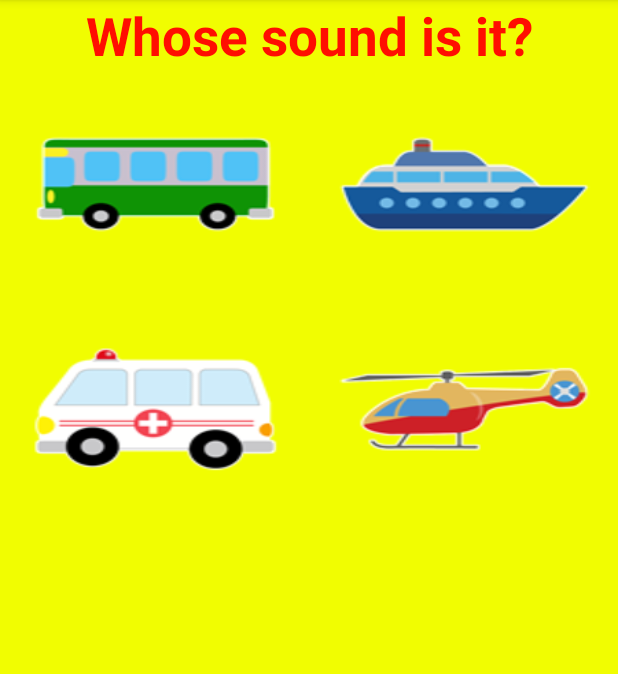
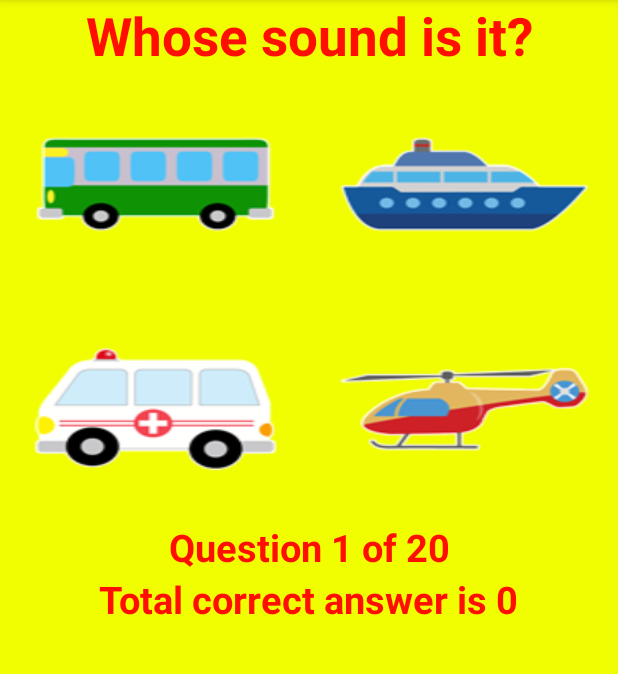
Before and after one commit to Bananio/SoundsOfNature, an Android app: the QuizActivity screen opened directly, with no data from a screen before it, on a phone screen of 412 x 824 dp, the part 84-758 px from its top. Run offline under Robolectric (Android 15) with nearby library versions, the phone set to English and light mode, and no system bars; 1 statement that could not run was skipped.

Commit message:
Add some TextViews

```diff
--- a/app/src/main/java/com/example/banancheg/soundsofnature/DialogFragmentCategory.java
+++ b/app/src/main/java/com/example/banancheg/soundsofnature/DialogFragmentCategory.java
@@ -6,11 +6,14 @@ import android.os.Bundle;
 import android.view.LayoutInflater;
 import android.view.View;
 import android.view.ViewGroup;
+import android.widget.TextView;
+
+import org.w3c.dom.Text;
 
 public class DialogFragmentCategory extends DialogFragment implements View.OnClickListener {
 
     private Intent intent;
-
+    private TextView bestResultTextView;
     public View onCreateView(LayoutInflater inflater, ViewGroup container,
                              Bundle savedInstanceState) {
         getDialog().setTitle(R.string.quiz);
@@ -19,6 +22,8 @@ public class DialogFragmentCategory extends DialogFragment implements View.OnCli
         v.findViewById(R.id.btnTransport).setOnClickListener(this);
         return v;
     }
+
+
     @Override
     public void onClick(View v) {
         switch (v.getId()){
--- a/app/src/main/java/com/example/banancheg/soundsofnature/QuizActivity.java
+++ b/app/src/main/java/com/example/banancheg/soundsofnature/QuizActivity.java
@@ -4,6 +4,7 @@ package com.example.banancheg.soundsofnature;
 import android.content.Intent;
 import android.content.SharedPreferences;
 import android.content.res.Configuration;
+import android.content.res.Resources;
 import android.media.AudioAttributes;
 import android.media.AudioManager;
 import android.media.SoundPool;
@@ -12,6 +13,7 @@ import android.os.Bundle;
 import android.preference.PreferenceManager;
 import android.support.annotation.Nullable;
 import android.support.v7.app.AppCompatActivity;
+import android.util.Log;
 import android.util.TimeUtils;
 import android.view.Gravity;
 import android.view.Menu;
@@ -38,7 +40,7 @@ public class QuizActivity extends AppCompatActivity {
     private SecureRandom random;
     private QuizDialogFragmentCorrectAnswer quizDialogFragmentCorrectAnswer;
     private Animation shakeAnimation;
-    private TextView textView;
+    private TextView textView,correctAnswerTextView,currentQuestionTextView;
     private  ArrayList<ImageButton> referencesCurrentImageButtons;
     private LinearLayout row1, row2, parentRow1;
     private  ArrayList<Integer> workList,animalList,transportList, allCurrentImages;
@@ -48,14 +50,14 @@ public class QuizActivity extends AppCompatActivity {
     private int correctAnswerImage, correctAnswerSound;
     private SharedPreferences sharedPreferences;
     private ImageButton imageButton1, imageButton2, imageButton3, imageButton4;
-
+    private int correctAnswers, currentQuestion;
+    private final int totalQuestions=20;
     @Override
     protected void onCreate(@Nullable Bundle savedInstanceState) {
         super.onCreate(savedInstanceState);
         setContentView(R.layout.activity_quiz);
 
         createSoundpool();
-
         sharedPreferences = PreferenceManager.getDefaultSharedPreferences(this);
         choices = sharedPreferences.getString(CHOICES,"4");
 
@@ -66,6 +68,10 @@ public class QuizActivity extends AppCompatActivity {
 
         shakeAnimation = AnimationUtils.loadAnimation(this,R.anim.incorrect_shake);
         shakeAnimation.setRepeatCount(3);
+
+        correctAnswerTextView = (TextView) findViewById(R.id.correctAnswerTextView);
+        currentQuestionTextView = (TextView) findViewById(R.id.currentQuestionTextView);
+
 
         quizDialogFragmentCorrectAnswer = new QuizDialogFragmentCorrectAnswer();
 
@@ -149,16 +155,7 @@ public class QuizActivity extends AppCompatActivity {
             referencesCurrentImageButtons.add(imageButton2);
             if (row2 != null)
             row2.setVisibility(View.GONE);
-            if (getResources().getConfiguration().orientation == Configuration.ORIENTATION_LANDSCAPE){
-                parentRow1.setGravity(Gravity.CENTER);
-                row1.removeView(textView);
-                TextView newTextView = new TextView(this);
-                newTextView.setText(getResources().getString(R.string.whose_sound_is_it));
-                newTextView.setTextSize(35);
-                parentRow1.addView(newTextView);
 
-
-            }
         }else{
             referencesCurrentImageButtons = new ArrayList<>();
             imageButton1 = (ImageButton) findViewById(R.id.imageButton1);
@@ -206,6 +203,8 @@ public class QuizActivity extends AppCompatActivity {
                     break;
             }
             if (correctAnswerImage == currentImage){
+                correctAnswers++;
+
                 quizDialogFragmentCorrectAnswer.show(getFragmentManager(),"quizDialog");
 
                 startNewQuestion();
@@ -273,19 +272,22 @@ public class QuizActivity extends AppCompatActivity {
     }
 
     void startNewQuestion(){
+        currentQuestion++;
+        if (currentQuestion<=20) {
+            currentQuestionTextView.setText(String.format(getResources().getString(R.string.current_question), currentQuestion, totalQuestions));
+            correctAnswerTextView.setText(String.format(getResources().getString(R.string.total_correct_answer), correctAnswers));
             currentQuestionImagesIds.clear();
-        while (currentQuestionImagesIds.size()< Integer.parseInt(choices)){
-            currentQuestionImagesIds.add( workList.get(random.nextInt(workList.size())));
+            while (currentQuestionImagesIds.size() < Integer.parseInt(choices)) {
+                currentQuestionImagesIds.add(workList.get(random.nextInt(workList.size())));
             }
-
 
 
             allCurrentImages = new ArrayList<>();
 
             Iterator<Integer> iterator = currentQuestionImagesIds.iterator();
             Iterator<ImageButton> iterator2 = referencesCurrentImageButtons.iterator();
-        while (iterator.hasNext()){
-            ImageButton imageButton =iterator2.next();
+            while (iterator.hasNext()) {
+                ImageButton imageButton = iterator2.next();
                 int currentImage = iterator.next();
                 imageButton.setOnClickListener(quizButtonListener);
                 allCurrentImages.add(currentImage);
@@ -293,13 +295,24 @@ public class QuizActivity extends AppCompatActivity {
             }
 
             iterator = currentQuestionImagesIds.iterator();
-        for (int i = 0; i <=random.nextInt(currentQuestionImagesIds.size()); i++){
+            for (int i = 0; i <= random.nextInt(currentQuestionImagesIds.size()); i++) {
                 correctAnswerImage = iterator.next();
             }
 
             correctAnswerSound = hashMapWork.get(correctAnswerImage);
 
             soundPool.load(this, correctAnswerSound, 1);
+        }else{
+            Intent intent= new Intent(this, MainActivity.class);
+            startActivity(intent);
         }
-
     }
+    protected void onSaveInstanceState(Bundle outState) {
+        super.onSaveInstanceState(outState);
+        Log.d("myLogs", "onSaveInstanceState");
+    }
+    protected void onRestoreInstanceState(Bundle savedInstanceState) {
+        super.onRestoreInstanceState(savedInstanceState);
+        Log.d("myLogs", "onRestoreInstanceState");
+    }
+}
--- a/app/src/main/res/layout-land/activity_quiz.xml
+++ b/app/src/main/res/layout-land/activity_quiz.xml
@@ -32,13 +32,39 @@
                 android:layout_weight="1"
                 android:background="@drawable/train" />
 
-            <TextView
-                android:id="@+id/textTitle"
-                android:layout_width="wrap_content"
-                android:layout_height="wrap_content"
+            <LinearLayout
+                android:id="@+id/row3"
+                android:layout_width="match_parent"
+                android:layout_height="match_parent"
                 android:layout_weight="1"
-                android:text="@string/whose_sound_is_it"
-                android:textSize="30sp" />
+                android:orientation="vertical">
+
+                <TextView
+                    android:id="@+id/textTitle"
+                    android:layout_width="match_parent"
+                    android:layout_height="wrap_content"
+                    android:layout_weight="1"
+                    android:text="@string/whose_sound_is_it"
+                    android:textSize="30sp" />
+
+                <TextView
+                    android:id="@+id/currentQuestionTextView"
+                    android:layout_width="match_parent"
+                    android:layout_height="wrap_content"
+                    android:layout_weight="1"
+                    android:text="@string/current_question"
+                    android:textSize="15sp" />
+
+                <TextView
+                    android:id="@+id/correctAnswerTextView"
+                    android:layout_width="match_parent"
+                    android:layout_height="wrap_content"
+                    android:layout_weight="1"
+                    android:text="@string/total_correct_answer"
+                    android:textSize="15sp" />
+
+            </LinearLayout>
+
         </LinearLayout>
     </LinearLayout>
 
--- a/app/src/main/res/layout/activity_quiz.xml
+++ b/app/src/main/res/layout/activity_quiz.xml
@@ -53,4 +53,28 @@
             android:layout_weight="1"
             android:background="@drawable/train"/>
     </LinearLayout>
+    <LinearLayout
+        android:id="@+id/row3"
+        android:layout_width="match_parent"
+        android:layout_height="wrap_content"
+        android:orientation="vertical"
+        android:gravity="center">
+
+        <TextView
+            android:id="@+id/currentQuestionTextView"
+            android:layout_width="match_parent"
+            android:layout_height="wrap_content"
+            android:text="@string/current_question"
+            android:gravity="center"
+            android:textSize="25sp" />
+
+        <TextView
+            android:id="@+id/correctAnswerTextView"
+            android:layout_width="wrap_content"
+            android:layout_height="wrap_content"
+            android:text="@string/total_correct_answer"
+            android:gravity="center"
+            android:textSize="25sp"/>
+
+    </LinearLayout>
 </LinearLayout>
--- a/app/src/main/res/layout/dialog_category.xml
+++ b/app/src/main/res/layout/dialog_category.xml
@@ -16,6 +16,7 @@
         android:textSize="20sp"
         android:textAppearance="?android:attr/textAppearanceLarge">
     </TextView>
+
     <LinearLayout
         android:layout_width="wrap_content"
         android:layout_height="wrap_content">
--- a/app/src/main/res/values/strings.xml
+++ b/app/src/main/res/values/strings.xml
@@ -41,4 +41,7 @@
     <string name="congratulations">Congratulations</string>
     <string name="correct_answer">Your answer is correct</string>
     <string name="ok">OK</string>
+    <string name="total_correct_answer">Total correct answer is %1$d</string>
+    <string name="current_question">Question %1$d of %2$d</string>
+    <string name="best_result">Best result is %1$d</string>
 </resources>
```
Lines whose indentation alone changed are shown as unchanged.
